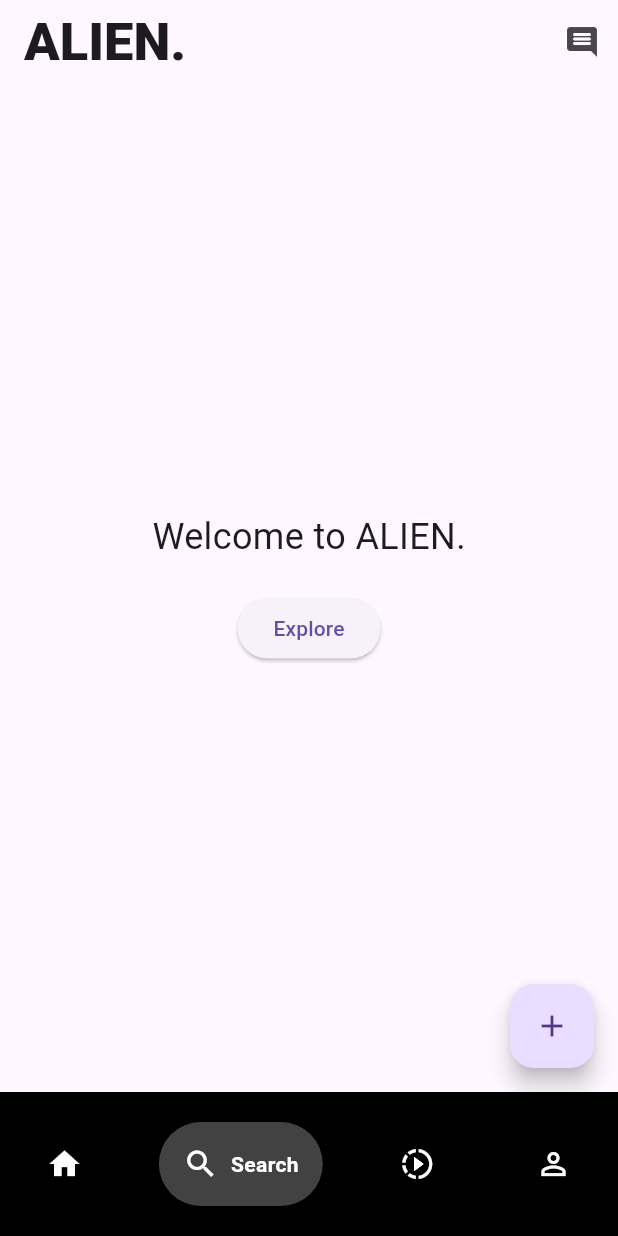
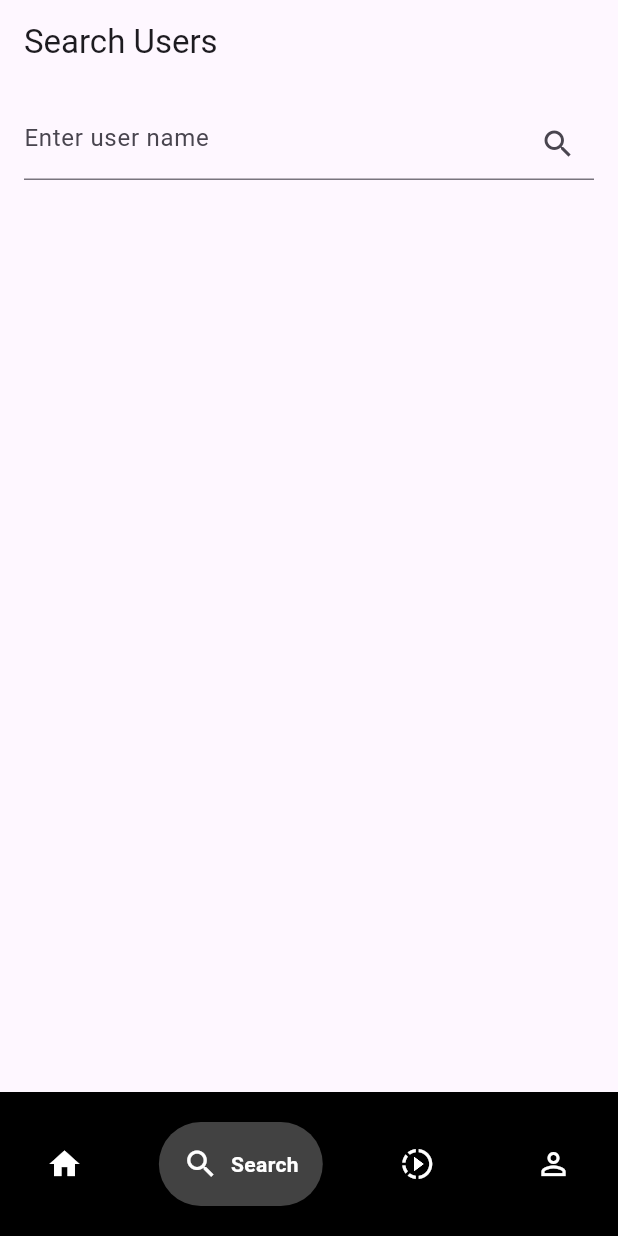
Before and after one commit to Anzai1026/sms, a Flutter app: the screen it shows once a user with an empty profile is signed in, item 2 of the bottom bar chosen, on a phone screen of 412 x 824 dp. Run offline on Flutter 3.47's test engine with Material 3 defaults, Android fonts, the phone set to English and light mode, and no system bars; drawn by our look-alikes of google_nav_bar; our stand-ins replace cloud_firestore, firebase_auth, firebase_core, firebase_storage, google_sign_in, image_picker and 1 more; accounts and stored records are empty.

Commit message:
search function

```diff
--- a/lib/firestore/user_firestore.dart
+++ b/lib/firestore/user_firestore.dart
@@ -82,7 +82,7 @@ class UserFirestore {
 
   static Future<void> updateUser(User newProfile) async {
     try {
-      await _userCollection.doc(newProfile.uid).update({
+      await _userCollection.doc(newProfile.id).update({
         'name': newProfile.name,
         'image_path': newProfile.imagePath
       });
@@ -99,7 +99,7 @@ class UserFirestore {
       User user = User(
           name: snapshot.data()!['name'],
           imagePath: snapshot.data()!['image_path'],
-          uid: uid
+          id: uid
       );
       print(snapshot.data()!['name']);
 
--- a/lib/model/user.dart
+++ b/lib/model/user.dart
@@ -1,11 +1,11 @@
 class User {
   String name;
-  String uid;
+  String id;
   String? imagePath;
 
   User({
     required this.name,
-    required this.uid,
+    required this.id,
     this.imagePath,
   });
 }
--- a/lib/pages/account_page.dart
+++ b/lib/pages/account_page.dart
@@ -3,6 +3,7 @@ import 'package:google_nav_bar/google_nav_bar.dart';
 import 'package:sms/firestore/user_firestore.dart';
 import 'package:sms/model/user.dart';
 import 'package:sms/pages/drawer.dart';
+import 'package:sms/pages/search_page.dart';
 import 'package:sms/utils/shared_prefs.dart';
 import 'home_page.dart';
 
@@ -53,7 +54,7 @@ class _AccountPageState extends State<AccountPage> {
   Future<void> _checkFollowing() async {
     String? loginUid = await SharedPrefs.getUid();
     if (loginUid != null && _user != null) {
-      bool isFollowing = await UserFirestore.isFollowing(loginUid, _user!.uid);
+      bool isFollowing = await UserFirestore.isFollowing(loginUid, _user!.id);
       setState(() {
         _isFollowing = isFollowing;
       });
@@ -64,9 +65,9 @@ class _AccountPageState extends State<AccountPage> {
     String? loginUid = await SharedPrefs.getUid();
     if (loginUid != null && _user != null) {
       if (_isFollowing) {
-        await UserFirestore.unfollow(loginUid, _user!.uid);
+        await UserFirestore.unfollow(loginUid, _user!.id);
       } else {
-        await UserFirestore.follow(loginUid, _user!.uid);
+        await UserFirestore.follow(loginUid, _user!.id);
       }
       setState(() {
         _isFollowing = !_isFollowing;
@@ -102,6 +103,12 @@ class _AccountPageState extends State<AccountPage> {
               GButton(
                 icon: Icons.search,
                 text: 'Search',
+                onPressed: () {
+                  Navigator.push(
+                    context,
+                    NoAnimationPageRoute(builder: (context) => SearchPage()),
+                  );
+                },
               ),
               GButton(
                 icon: Icons.slow_motion_video,
--- /dev/null
+++ b/lib/pages/search_page.dart
@@ -0,0 +1,238 @@
+import 'package:cloud_firestore/cloud_firestore.dart';
+import 'package:flutter/material.dart';
+import 'package:google_nav_bar/google_nav_bar.dart';
+import 'package:sms/model/user.dart';
+
+import 'account_page.dart';
+import 'home_page.dart';
+
+
+class NoAnimationPageRoute<T> extends MaterialPageRoute<T> {
+  NoAnimationPageRoute({required WidgetBuilder builder}) : super(builder: builder);
+
+  @override
+  Duration get transitionDuration => const Duration(milliseconds: 0);
+}
+
+class SearchPage extends StatefulWidget {
+  const SearchPage({Key? key}) : super(key: key);
+
+  @override
+  _SearchPageState createState() => _SearchPageState();
+}
+
+class _SearchPageState extends State<SearchPage> {
+  TextEditingController _searchController = TextEditingController();
+  List<User> searchResults = []; // 検索結果を保持するリスト
+  int _selectedIndex = 1;
+
+  void _onItemTapped(int index) {
+    setState(() {
+      _selectedIndex = index;
+    });
+  }
+
+  @override
+  void initState() {
+    super.initState();
+    _searchController.addListener(_onSearchChanged);
+  }
+
+  @override
+  void dispose() {
+    _searchController.removeListener(_onSearchChanged);
+    _searchController.dispose();
+    super.dispose();
+  }
+
+  void _onSearchChanged() {
+    if (_searchController.text.isNotEmpty) {
+      _performSearch(_searchController.text);
+    } else {
+      setState(() {
+        searchResults = [];
+      });
+    }
+  }
+
+  Future<void> _performSearch(String query) async {
+    try {
+      print('Searching for: $query'); // デバッグ用メッセージ
+
+      QuerySnapshot querySnapshot = await FirebaseFirestore.instance
+          .collection('user')
+          .where('name', isGreaterThanOrEqualTo: query)
+          .where('name', isLessThanOrEqualTo: '$query\uf8ff')
+          .get();
+
+      List<User> users = querySnapshot.docs.map((doc) {
+        Map<String, dynamic> data = doc.data() as Map<String, dynamic>;
+        return User(
+          name: data['name'] ?? '',
+          id: doc.id, // FirestoreのドキュメントIDをUIDとして使用
+          imagePath: data['image_path'],
+        );
+      }).toList();
+
+      setState(() {
+        searchResults = users;
+      });
+
+      print('Search results: $users'); // デバッグ用メッセージ
+
+    } catch (e) {
+      print('Error searching users: $e');
+    }
+  }
+
+  @override
+  Widget build(BuildContext context) {
+    return Scaffold(
+      bottomNavigationBar: Container(
+        color: Colors.black,
+        child: Padding(
+          padding: const EdgeInsets.symmetric(horizontal: 15.0, vertical: 20),
+          child: GNav(
+            backgroundColor: Colors.black,
+            color: Colors.white,
+            activeColor: Colors.white,
+            tabBackgroundColor: Colors.grey.shade800,
+            gap: 8,
+            padding: EdgeInsets.all(16),
+            tabs: [
+              GButton(
+                icon: Icons.home,
+                text: 'Home',
+                onPressed: () {
+                  Navigator.push(
+                    context,
+                    NoAnimationPageRoute(builder: (context) => HomePage()),
+                  );
+                },
+              ),
+              GButton(
+                icon: Icons.search,
+                text: 'Search',
+                onPressed: () {
+                  Navigator.push(
+                    context,
+                    NoAnimationPageRoute(builder: (context) => SearchPage()),
+                  );
+                },
+              ),
+              GButton(
+                icon: Icons.slow_motion_video,
+                text: 'Reals',
+                onPressed: () {},
+              ),
+              GButton(
+                icon: Icons.person_outline,
+                text: 'Profile',
+                onPressed: () {
+                  Navigator.push(
+                    context,
+                    NoAnimationPageRoute(builder: (context) => AccountPage()),
+                  );
+                },
+              ),
+            ],
+            selectedIndex: _selectedIndex,
+            onTabChange: _onItemTapped,
+          ),
+        ),
+      ),
+      appBar: AppBar(
+        automaticallyImplyLeading: false,
+        title: Text('Search Users'),
+      ),
+      body: Padding(
+        padding: const EdgeInsets.all(16.0),
+        child: Column(
+          children: [
+            TextField(
+              controller: _searchController,
+              decoration: InputDecoration(
+                hintText: 'Enter user name',
+                suffixIcon: IconButton(
+                  icon: Icon(Icons.search),
+                  onPressed: () {
+                    String searchQuery = _searchController.text.trim();
+                    if (searchQuery.isNotEmpty) {
+                      _performSearch(searchQuery);
+                    }
+                  },
+                ),
+              ),
+            ),
+            SizedBox(height: 20),
+            Expanded(
+              child: ListView.builder(
+                itemCount: searchResults.length,
+                itemBuilder: (context, index) {
+                  User user = searchResults[index];
+                  return ListTile(
+                    title: Text(user.name),
+                    subtitle: Text(user.id), // ユーザーのUIDを表示
+                    leading: user.imagePath != null
+                        ? CircleAvatar(
+                      backgroundImage: NetworkImage(user.imagePath!),
+                    )
+                        : CircleAvatar(
+                      child: Icon(Icons.person),
+                    ),
+                    onTap: () {
+                      Navigator.push(
+                        context,
+                        MaterialPageRoute(
+                          builder: (context) => UserProfilePage(user: user),
+                        ),
+                      );
+                    },
+                  );
+                },
+              ),
+            ),
+          ],
+        ),
+      ),
+    );
+  }
+}
+
+class UserProfilePage extends StatelessWidget {
+  final User user;
+
+  const UserProfilePage({Key? key, required this.user}) : super(key: key);
+
+  @override
+  Widget build(BuildContext context) {
+    return Scaffold(
+      appBar: AppBar(
+        automaticallyImplyLeading: false,
+        title: Text(user.name),
+      ),
+      body: Center(
+        child: Padding(
+          padding: const EdgeInsets.all(20.0),
+          child: Column(
+            children: [
+              user.imagePath != null
+                  ? CircleAvatar(
+                backgroundImage: NetworkImage(user.imagePath!),
+                radius: 50,
+              )
+                  : CircleAvatar(
+                child: Icon(Icons.person, size: 50),
+                radius: 50,
+              ),
+              SizedBox(height: 20),
+              Text(user.name, style: TextStyle(fontSize: 24)),
+              SizedBox(height: 10),
+              Text(user.id, style: TextStyle(fontSize: 16, color: Colors.grey)), // UIDを表示
+            ],
+          ),
+        ),
+      ),
+    );
+  }
+}
--- a/lib/pages/setting_profile_page.dart
+++ b/lib/pages/setting_profile_page.dart
@@ -90,7 +90,7 @@ class _SettingProfilePageState extends State<SettingProfilePage> {
                     User newProfile = User(
                       name: controller.text,
                       imagePath: imagePath,
-                      uid: SharedPrefs.getUid()!
+                      id: SharedPrefs.getUid()!
                     );
                     UserFirestore.updateUser(newProfile);
                   },
--- a/lib/pages/talk_room_page.dart
+++ b/lib/pages/talk_room_page.dart
@@ -29,7 +29,7 @@ class _TalkRoomPageState extends State<TalkRoomPage> {
   }
 
   Future<void> fetchRecipientProfileImage() async {
-    String? recipientUid = widget.talkRoom.talkUser.uid;
+    String? recipientUid = widget.talkRoom.talkUser.id;
     if (recipientUid != null) {
       User? recipientUser = await UserFirestore.fetchProfile(recipientUid);
       if (recipientUser != null) {
@@ -84,7 +84,7 @@ class _TalkRoomPageState extends State<TalkRoomPage> {
                         replyToMessage: data['reply_to_message'] ?? '',
                       );
 
-                      final bool isRecipientMessage = widget.talkRoom.talkUser.uid == data['sender_id'];
+                      final bool isRecipientMessage = widget.talkRoom.talkUser.id == data['sender_id'];
 
                       final DateTime currentMessageDate = message.sendTime.toDate();
                       bool showDateHeader = false;
@@ -132,7 +132,7 @@ class _TalkRoomPageState extends State<TalkRoomPage> {
                                         Padding(
                                           padding: const EdgeInsets.all(8.0),
                                           child: ListTile(
-                                            leading: const Icon(Icons.delete),
+                                            leading: const Icon(Icons.delete,color: Colors.red,),
                                             title: const Text('Delete'),
                                             onTap: () {
                                               deleteMessage(message.id);
```
Also changed, not shown: lib/pages/home_page.dart (+7 -0 lines).
